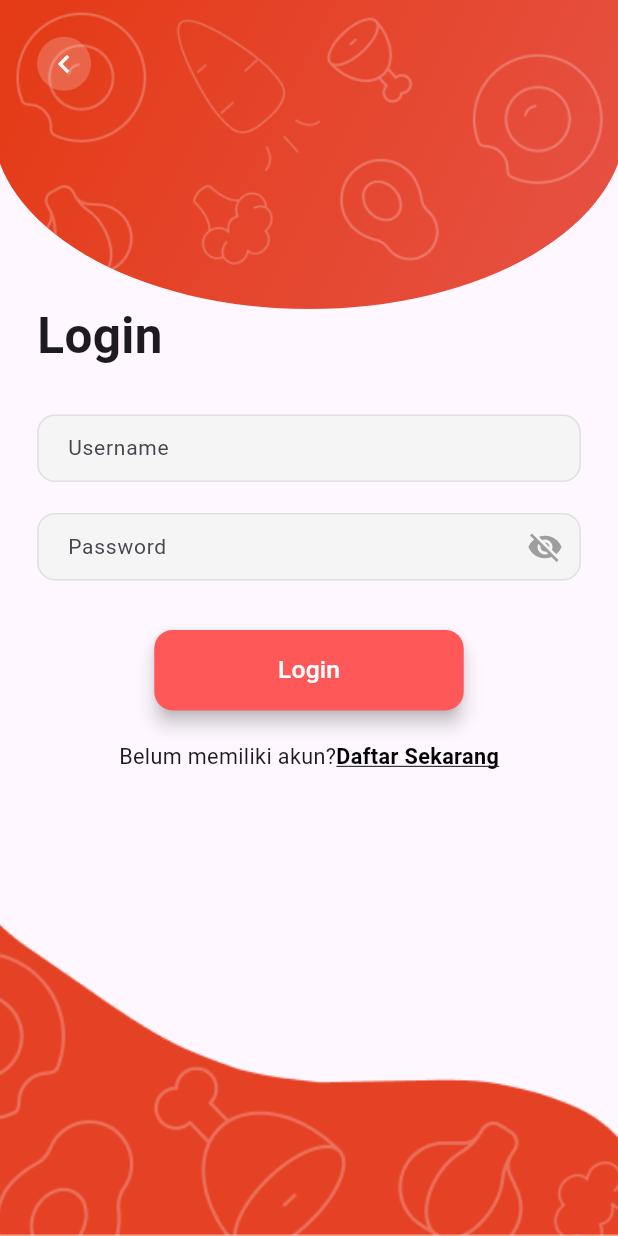
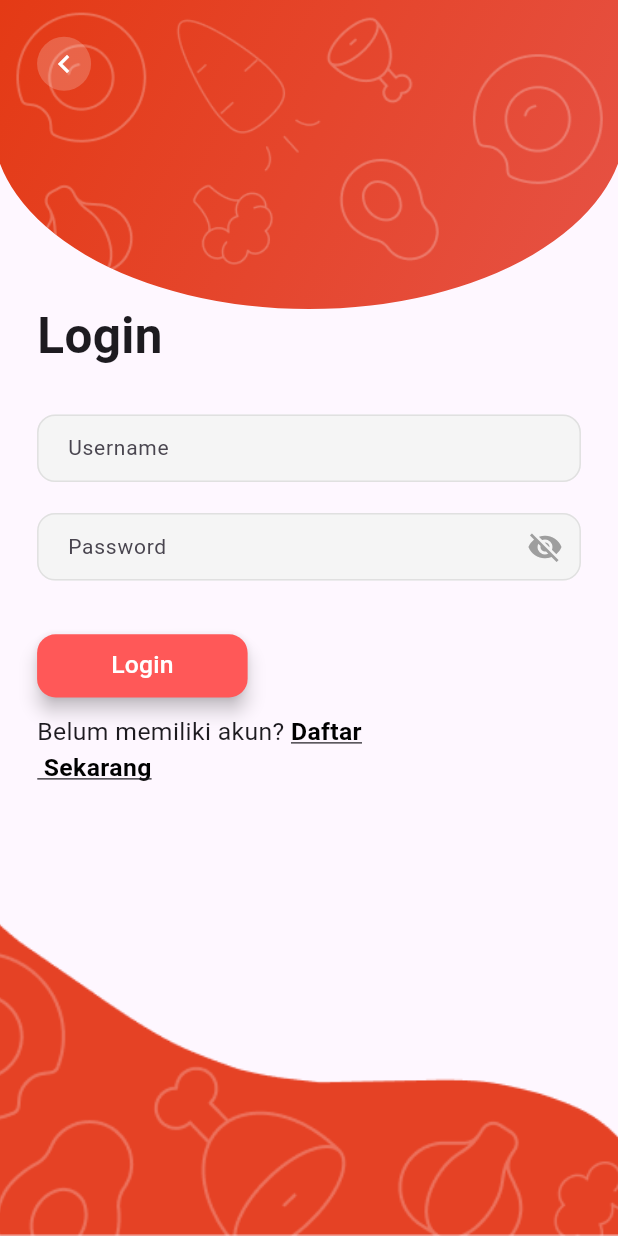
Before and after one commit to elys200/Asupan_Gula, a Flutter app: the LoginScreen screen opened by its route, on a phone screen of 412 x 824 dp. Run offline on Flutter 3.47's test engine with Material 3 defaults, Android fonts, the phone set to English and light mode, and no system bars; our stand-ins replace cached_network_image, carousel_slider, curved_navigation_bar, dio, flutter_dotenv, flutter_typeahead and 5 more; missing offline and left inert: openfoodfacts; accounts and stored records are empty.

Commit message:
Perbaikan tampilan login (2) dan halaman lainnya

```diff
--- a/lib/pages/login.dart
+++ b/lib/pages/login.dart
@@ -110,7 +110,8 @@ class _LoginScreenState extends State<LoginScreen> {
                     obscureText: true,
                   ),
                   SizedBox(height: screenHeight * 0.04),
-                  Center(
+                  Align(
+                    alignment: Alignment.centerLeft,
                     child: ElevatedButton(
                       onPressed: () async {
                         final username = usernameController.text.trim();
@@ -138,8 +139,8 @@ class _LoginScreenState extends State<LoginScreen> {
                       style: ElevatedButton.styleFrom(
                         backgroundColor: const Color(0xFFFF5858),
                         padding: EdgeInsets.symmetric(
-                          horizontal: screenWidth * 0.2,
-                          vertical: screenHeight * 0.018,
+                          horizontal: screenWidth * 0.12,
+                          vertical: screenHeight * 0.011,
                         ),
                         shape: RoundedRectangleBorder(
                           borderRadius:
@@ -156,26 +157,27 @@ class _LoginScreenState extends State<LoginScreen> {
                       ),
                     ),
                   ),
-                  SizedBox(height: screenHeight * 0.025),
-                  Center(
+                  SizedBox(height: screenHeight * 0.01),
+                  Align(
+                    alignment: Alignment.centerLeft,
                     child: GestureDetector(
                       onTap: () {
                         Navigator.pushNamed(context, '/register');
                       },
                       child: Text.rich(
                         TextSpan(
-                          text: "Belum memiliki akun?",
+                          text: "Belum memiliki akun? ",
                           style: TextStyle(
-                            fontSize: screenWidth * 0.035,
+                            fontSize: screenWidth * 0.04,
                           ),
                           children: [
                             TextSpan(
-                              text: 'Daftar Sekarang',
+                              text: 'Daftar \n Sekarang',
                               style: TextStyle(
                                 fontWeight: FontWeight.bold,
                                 decoration: TextDecoration.underline,
                                 color: Colors.black,
-                                fontSize: screenWidth * 0.035,
+                                fontSize: screenWidth * 0.04,
                               ),
                             ),
                           ],
```
Also changed, not shown: lib/pages/landing_page.dart (+21 -34 lines), lib/pages/onboarding_screen.dart (+13 -7 lines), pubspec.lock.
